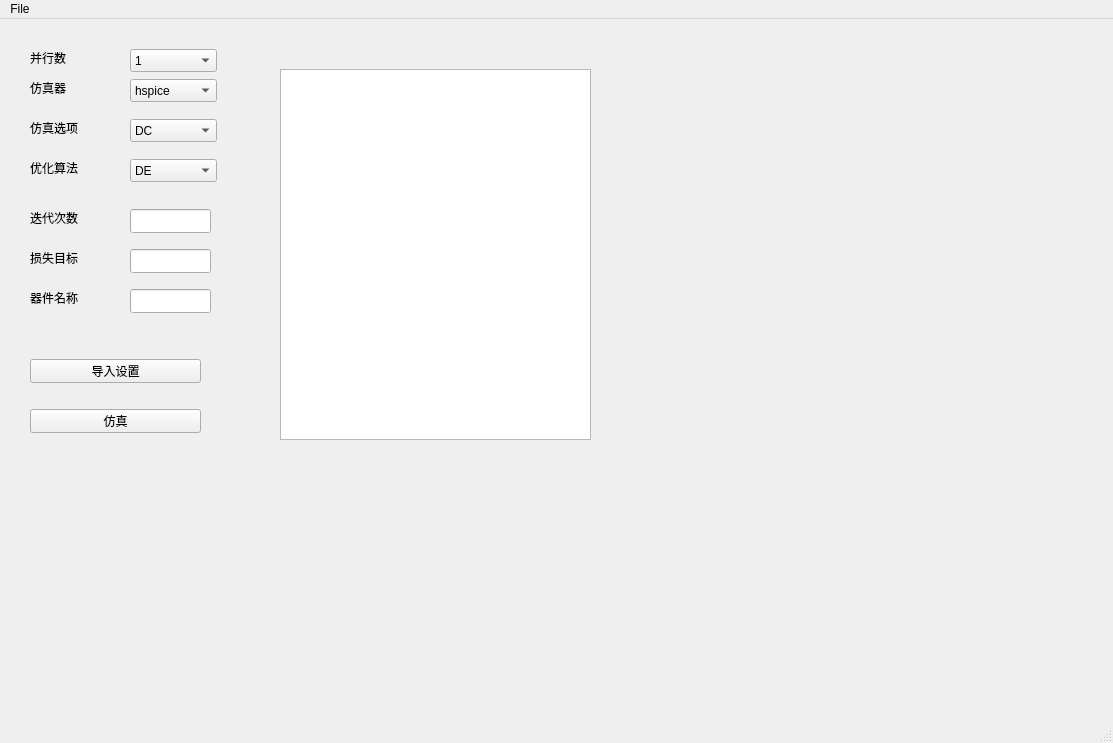
Before: the Qt Designer form UI_20240117.ui in axibaaax/whatxdartgbcvx, drawn with Qt 5.
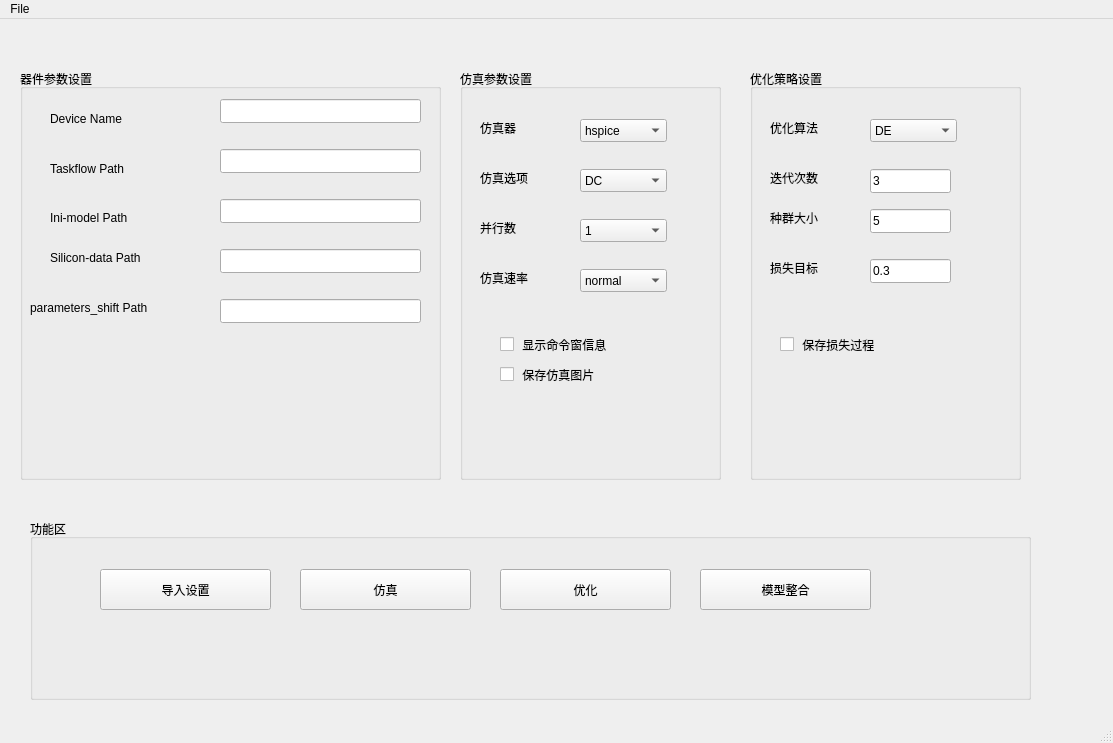
After: the same form once the commit is applied.

```diff
--- a/UI_20240117.ui
+++ b/UI_20240117.ui
@@ -23,36 +23,192 @@
    <string>MainWindow</string>
   </property>
   <widget class="QWidget" name="centralwidget">
-   <widget class="QComboBox" name="cb_parallel_num">
+   <widget class="QGroupBox" name="gb_device_info">
     <property name="geometry">
      <rect>
-      <x>130</x>
+      <x>20</x>
+      <y>50</y>
+      <width>421</width>
+      <height>411</height>
+     </rect>
+    </property>
+    <property name="title">
+     <string>器件参数设置</string>
+    </property>
+    <widget class="QLineEdit" name="txt_device_name">
+     <property name="geometry">
+      <rect>
+       <x>200</x>
       <y>30</y>
+       <width>201</width>
+       <height>24</height>
+      </rect>
+     </property>
+    </widget>
+    <widget class="QLabel" name="label_7">
+     <property name="geometry">
+      <rect>
+       <x>30</x>
+       <y>40</y>
+       <width>111</width>
+       <height>20</height>
+      </rect>
+     </property>
+     <property name="text">
+      <string>Device Name</string>
+     </property>
+    </widget>
+    <widget class="QLabel" name="label_8">
+     <property name="geometry">
+      <rect>
+       <x>30</x>
+       <y>90</y>
+       <width>141</width>
+       <height>20</height>
+      </rect>
+     </property>
+     <property name="text">
+      <string>Taskflow Path</string>
+     </property>
+    </widget>
+    <widget class="QLineEdit" name="txt_taskflow">
+     <property name="geometry">
+      <rect>
+       <x>200</x>
+       <y>80</y>
+       <width>201</width>
+       <height>24</height>
+      </rect>
+     </property>
+    </widget>
+    <widget class="QLabel" name="label_9">
+     <property name="geometry">
+      <rect>
+       <x>30</x>
+       <y>140</y>
+       <width>151</width>
+       <height>18</height>
+      </rect>
+     </property>
+     <property name="text">
+      <string>Ini-model Path</string>
+     </property>
+    </widget>
+    <widget class="QLineEdit" name="txt_ini_model">
+     <property name="geometry">
+      <rect>
+       <x>200</x>
+       <y>130</y>
+       <width>201</width>
+       <height>24</height>
+      </rect>
+     </property>
+    </widget>
+    <widget class="QLineEdit" name="txt_silicon_data">
+     <property name="geometry">
+      <rect>
+       <x>200</x>
+       <y>180</y>
+       <width>201</width>
+       <height>24</height>
+      </rect>
+     </property>
+    </widget>
+    <widget class="QLabel" name="label_10">
+     <property name="geometry">
+      <rect>
+       <x>30</x>
+       <y>180</y>
+       <width>151</width>
+       <height>18</height>
+      </rect>
+     </property>
+     <property name="text">
+      <string>Silicon-data Path</string>
+     </property>
+    </widget>
+    <widget class="QLineEdit" name="txt_parameter_shift">
+     <property name="geometry">
+      <rect>
+       <x>200</x>
+       <y>230</y>
+       <width>201</width>
+       <height>24</height>
+      </rect>
+     </property>
+    </widget>
+    <widget class="QLabel" name="label_13">
+     <property name="geometry">
+      <rect>
+       <x>10</x>
+       <y>230</y>
+       <width>161</width>
+       <height>18</height>
+      </rect>
+     </property>
+     <property name="text">
+      <string>parameters_shift Path</string>
+     </property>
+    </widget>
+   </widget>
+   <widget class="QGroupBox" name="gb_simulate_info">
+    <property name="geometry">
+     <rect>
+      <x>460</x>
+      <y>50</y>
+      <width>261</width>
+      <height>411</height>
+     </rect>
+    </property>
+    <property name="title">
+     <string>仿真参数设置</string>
+    </property>
+    <widget class="QComboBox" name="cb_simulate_option">
+     <property name="geometry">
+      <rect>
+       <x>120</x>
+       <y>100</y>
       <width>87</width>
       <height>23</height>
      </rect>
     </property>
     <item>
      <property name="text">
-      <string>1</string>
-     </property>
-    </item>
-    <item>
+       <string>DC</string>
+      </property>
+     </item>
+    </widget>
+    <widget class="QLabel" name="label_3">
+     <property name="geometry">
+      <rect>
+       <x>20</x>
+       <y>100</y>
+       <width>81</width>
+       <height>18</height>
+      </rect>
+     </property>
      <property name="text">
-      <string>5</string>
+      <string>仿真选项</string>
      </property>
-    </item>
-    <item>
+    </widget>
+    <widget class="QLabel" name="label_2">
+     <property name="geometry">
+      <rect>
+       <x>20</x>
+       <y>50</y>
+       <width>81</width>
+       <height>18</height>
+      </rect>
+     </property>
      <property name="text">
-      <string>10</string>
+      <string>仿真器</string>
      </property>
-    </item>
    </widget>
    <widget class="QComboBox" name="cb_simulator_select">
     <property name="geometry">
      <rect>
-      <x>130</x>
-      <y>60</y>
+       <x>120</x>
+       <y>50</y>
       <width>87</width>
       <height>23</height>
      </rect>
@@ -68,11 +224,36 @@
      </property>
     </item>
    </widget>
+    <widget class="QComboBox" name="cb_parallel_num">
+     <property name="geometry">
+      <rect>
+       <x>120</x>
+       <y>150</y>
+       <width>87</width>
+       <height>23</height>
+      </rect>
+     </property>
+     <item>
+      <property name="text">
+       <string>1</string>
+      </property>
+     </item>
+     <item>
+      <property name="text">
+       <string>5</string>
+      </property>
+     </item>
+     <item>
+      <property name="text">
+       <string>10</string>
+      </property>
+     </item>
+    </widget>
    <widget class="QLabel" name="label">
     <property name="geometry">
      <rect>
-      <x>30</x>
-      <y>30</y>
+       <x>20</x>
+       <y>150</y>
       <width>81</width>
       <height>18</height>
      </rect>
@@ -81,90 +262,109 @@
      <string>并行数</string>
     </property>
    </widget>
-   <widget class="QLabel" name="label_2">
+    <widget class="QCheckBox" name="cb_show_print">
     <property name="geometry">
      <rect>
-      <x>30</x>
-      <y>60</y>
-      <width>81</width>
-      <height>18</height>
+       <x>40</x>
+       <y>260</y>
+       <width>181</width>
+       <height>31</height>
      </rect>
     </property>
     <property name="text">
-     <string>仿真器</string>
-    </property>
-   </widget>
-   <widget class="QLabel" name="label_3">
+      <string> 显示命令窗信息</string>
+     </property>
+    </widget>
+    <widget class="QLabel" name="label_12">
     <property name="geometry">
      <rect>
-      <x>30</x>
-      <y>100</y>
+       <x>20</x>
+       <y>200</y>
       <width>81</width>
       <height>18</height>
      </rect>
     </property>
     <property name="text">
-     <string>仿真选项</string>
-    </property>
-   </widget>
-   <widget class="QComboBox" name="cb_simulate_option">
+      <string>仿真速率</string>
+     </property>
+    </widget>
+    <widget class="QComboBox" name="cb_simulate_option_2">
     <property name="geometry">
      <rect>
-      <x>130</x>
-      <y>100</y>
+       <x>120</x>
+       <y>200</y>
       <width>87</width>
       <height>23</height>
      </rect>
     </property>
     <item>
      <property name="text">
-      <string>DC</string>
-     </property>
-    </item>
-   </widget>
-   <widget class="QLabel" name="label_4">
+       <string>normal</string>
+      </property>
+     </item>
+     <item>
+      <property name="text">
+       <string>fast</string>
+      </property>
+     </item>
+    </widget>
+    <widget class="QCheckBox" name="cb_save_png">
     <property name="geometry">
      <rect>
-      <x>30</x>
-      <y>140</y>
-      <width>81</width>
-      <height>18</height>
+       <x>40</x>
+       <y>290</y>
+       <width>181</width>
+       <height>31</height>
      </rect>
     </property>
     <property name="text">
-     <string>优化算法</string>
-    </property>
-   </widget>
-   <widget class="QComboBox" name="cb_optimize_select">
+      <string> 保存仿真图片</string>
+     </property>
+    </widget>
+   </widget>
+   <widget class="QGroupBox" name="gb_optimize_info">
     <property name="geometry">
      <rect>
-      <x>130</x>
-      <y>140</y>
-      <width>87</width>
-      <height>23</height>
+      <x>750</x>
+      <y>50</y>
+      <width>271</width>
+      <height>411</height>
      </rect>
     </property>
-    <item>
-     <property name="text">
-      <string>DE</string>
-     </property>
-    </item>
-   </widget>
-   <widget class="QLineEdit" name="txt_optimize_max_num">
+    <property name="title">
+     <string>优化策略设置</string>
+    </property>
+    <widget class="QLineEdit" name="txt_loss_goal">
     <property name="geometry">
      <rect>
-      <x>130</x>
+       <x>120</x>
       <y>190</y>
       <width>81</width>
       <height>24</height>
      </rect>
+     </property>
+     <property name="text">
+      <string>0.3</string>
+     </property>
+    </widget>
+    <widget class="QLineEdit" name="txt_optimize_iter">
+     <property name="geometry">
+      <rect>
+       <x>120</x>
+       <y>100</y>
+       <width>81</width>
+       <height>24</height>
+      </rect>
+     </property>
+     <property name="text">
+      <string>3</string>
     </property>
    </widget>
    <widget class="QLabel" name="label_5">
     <property name="geometry">
      <rect>
-      <x>30</x>
-      <y>190</y>
+       <x>20</x>
+       <y>100</y>
       <width>81</width>
       <height>18</height>
      </rect>
@@ -176,8 +376,8 @@
    <widget class="QLabel" name="label_6">
     <property name="geometry">
      <rect>
-      <x>30</x>
-      <y>230</y>
+       <x>20</x>
+       <y>190</y>
       <width>81</width>
       <height>18</height>
      </rect>
@@ -186,75 +386,139 @@
      <string>损失目标</string>
     </property>
    </widget>
-   <widget class="QLineEdit" name="txt_loss_goal">
+    <widget class="QComboBox" name="cb_optimize_select">
     <property name="geometry">
      <rect>
-      <x>130</x>
-      <y>230</y>
+       <x>120</x>
+       <y>50</y>
+       <width>87</width>
+       <height>23</height>
+      </rect>
+     </property>
+     <item>
+      <property name="text">
+       <string>DE</string>
+      </property>
+     </item>
+    </widget>
+    <widget class="QLabel" name="label_4">
+     <property name="geometry">
+      <rect>
+       <x>20</x>
+       <y>50</y>
       <width>81</width>
-      <height>24</height>
-     </rect>
-    </property>
-   </widget>
-   <widget class="QLineEdit" name="txt_device_name">
+       <height>18</height>
+      </rect>
+     </property>
+     <property name="text">
+      <string>优化算法</string>
+     </property>
+    </widget>
+    <widget class="QLineEdit" name="txt_optimize_popsize">
     <property name="geometry">
      <rect>
-      <x>130</x>
-      <y>270</y>
+       <x>120</x>
+       <y>140</y>
       <width>81</width>
       <height>24</height>
      </rect>
     </property>
-   </widget>
-   <widget class="QLabel" name="label_7">
+     <property name="text">
+      <string>5</string>
+     </property>
+    </widget>
+    <widget class="QLabel" name="label_11">
     <property name="geometry">
      <rect>
-      <x>30</x>
-      <y>270</y>
+       <x>20</x>
+       <y>140</y>
       <width>81</width>
       <height>18</height>
      </rect>
     </property>
     <property name="text">
-     <string>器件名称</string>
-    </property>
-   </widget>
+      <string>种群大小</string>
+     </property>
+    </widget>
+    <widget class="QCheckBox" name="cb_save_loss_log">
+     <property name="geometry">
+      <rect>
+       <x>30</x>
+       <y>260</y>
+       <width>181</width>
+       <height>31</height>
+      </rect>
+     </property>
+     <property name="text">
+      <string> 保存损失过程</string>
+     </property>
+    </widget>
+   </widget>
+   <widget class="QGroupBox" name="gb_button_info">
+    <property name="geometry">
+     <rect>
+      <x>30</x>
+      <y>500</y>
+      <width>1001</width>
+      <height>181</height>
+     </rect>
+    </property>
+    <property name="title">
+     <string>功能区</string>
+    </property>
    <widget class="QPushButton" name="btn_simulate">
     <property name="geometry">
      <rect>
-      <x>30</x>
-      <y>390</y>
+       <x>270</x>
+       <y>50</y>
       <width>171</width>
-      <height>24</height>
+       <height>41</height>
      </rect>
     </property>
     <property name="text">
      <string>仿真</string>
     </property>
    </widget>
-   <widget class="QListView" name="listView">
-    <property name="geometry">
-     <rect>
-      <x>280</x>
-      <y>50</y>
-      <width>311</width>
-      <height>371</height>
-     </rect>
-    </property>
-   </widget>
    <widget class="QPushButton" name="btn_import_setting">
     <property name="geometry">
      <rect>
-      <x>30</x>
-      <y>340</y>
+       <x>70</x>
+       <y>50</y>
       <width>171</width>
-      <height>24</height>
+       <height>41</height>
      </rect>
     </property>
     <property name="text">
      <string>导入设置</string>
     </property>
    </widget>
+    <widget class="QPushButton" name="btn_do_optimize">
+     <property name="geometry">
+      <rect>
+       <x>470</x>
+       <y>50</y>
+       <width>171</width>
+       <height>41</height>
+      </rect>
+     </property>
+     <property name="text">
+      <string>优化</string>
+     </property>
+    </widget>
+    <widget class="QPushButton" name="btn_do_model_merge">
+     <property name="geometry">
+      <rect>
+       <x>670</x>
+       <y>50</y>
+       <width>171</width>
+       <height>41</height>
+      </rect>
+     </property>
+     <property name="text">
+      <string>模型整合</string>
+     </property>
+    </widget>
+   </widget>
   </widget>
   <widget class="QMenuBar" name="menubar">
    <property name="geometry">
@@ -262,7 +526,7 @@
      <x>0</x>
      <y>0</y>
      <width>1113</width>
-     <height>18</height>
+     <height>26</height>
     </rect>
    </property>
    <widget class="QMenu" name="menuFile">
```
Lines whose indentation alone changed are shown as unchanged.
